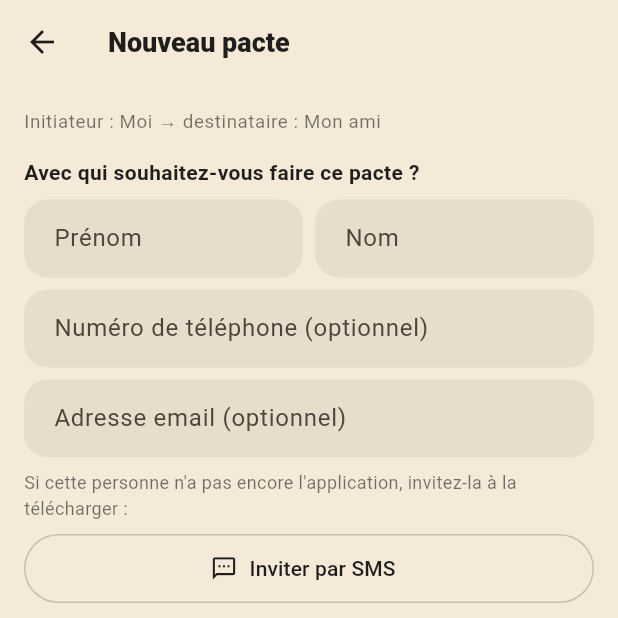
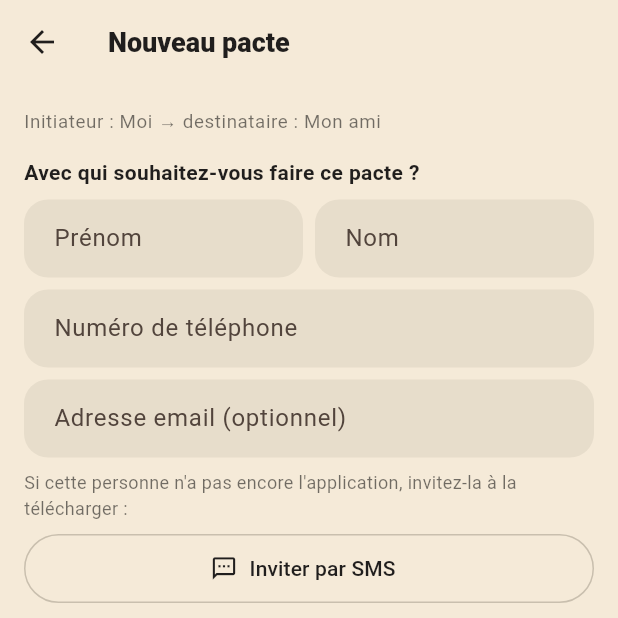
Before and after one commit to kevinarner/le_pacte, a Flutter app: the screen it shows after launch, after a tap on "Se connecter", after a tap on "Nouveau pacte", on a phone screen of 412 x 824 dp, the top half of it. Run offline on Flutter 3.47's test engine with Material 3 defaults, Android fonts, the phone set to English and light mode, and no system bars; our stand-ins replace image_picker; Roboto replaces fonts that are missing (Georgia).

Commit message:
Remove "(optionnel)" from the phone field label
Co-Authored-By: Claude Sonnet 5 <noreply@anthropic.com>
Claude-Session: https://claude.ai/code/session_016L6SUTJygDZPTq4He5HGk8

```diff
--- a/lib/screens/creer_pacte/creer_pacte_screen.dart
+++ b/lib/screens/creer_pacte/creer_pacte_screen.dart
@@ -102,7 +102,7 @@ class _CreerPacteScreenState extends State<CreerPacteScreen> {
           TextField(
             controller: telephoneDestinataireController,
             keyboardType: TextInputType.phone,
-            decoration: const InputDecoration(labelText: 'Numéro de téléphone (optionnel)'),
+            decoration: const InputDecoration(labelText: 'Numéro de téléphone'),
           ),
           const SizedBox(height: 8),
           TextField(
```
